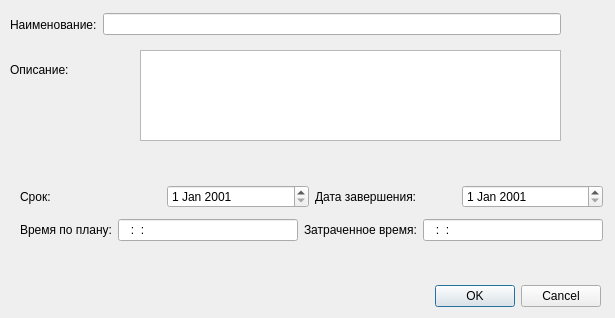
Old version of the form TasksAccounting/taskDialog.ui in the repository MishIvan/UbuntuProjects.
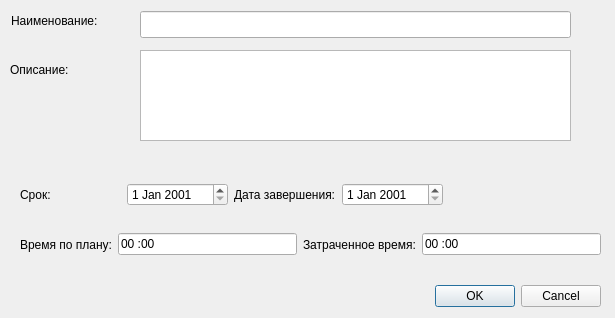
New version of the form. Icons and pictures are not drawn.

What changed in the file:
```diff
--- a/TasksAccounting/taskDialog.ui
+++ b/TasksAccounting/taskDialog.ui
@@ -51,7 +51,7 @@
     <rect>
      <x>140</x>
      <y>50</y>
-     <width>421</width>
+     <width>431</width>
      <height>91</height>
     </rect>
    </property>
@@ -61,12 +61,10 @@
     <rect>
      <x>20</x>
      <y>180</y>
-     <width>583</width>
-     <height>67</height>
+     <width>423</width>
+     <height>30</height>
     </rect>
    </property>
-   <layout class="QVBoxLayout" name="verticalLayout">
-    <item>
      <layout class="QHBoxLayout" name="horizontalLayout">
       <item>
        <widget class="QLabel" name="label_3">
@@ -105,8 +103,16 @@
        </widget>
       </item>
      </layout>
-    </item>
-    <item>
+  </widget>
+  <widget class="QWidget" name="layoutWidget">
+   <property name="geometry">
+    <rect>
+     <x>20</x>
+     <y>230</y>
+     <width>581</width>
+     <height>29</height>
+    </rect>
+   </property>
      <layout class="QHBoxLayout" name="horizontalLayout_2">
       <item>
        <widget class="QLabel" name="label_5">
@@ -118,7 +124,10 @@
       <item>
        <widget class="QLineEdit" name="m_planTime">
         <property name="inputMask">
-         <string>000:00:00</string>
+       <string>000:00</string>
+      </property>
+      <property name="text">
+       <string>00:00</string>
         </property>
        </widget>
       </item>
@@ -132,35 +141,40 @@
       <item>
        <widget class="QLineEdit" name="m_timeFact">
         <property name="inputMask">
-         <string>000:00:00</string>
-        </property>
+       <string>000:00</string>
+      </property>
+      <property name="text">
+       <string>00:00</string>
+      </property>
+      <property name="readOnly">
+       <bool>true</bool>
+      </property>
        </widget>
       </item>
      </layout>
-    </item>
-   </layout>
   </widget>
-  <widget class="QWidget" name="layoutWidget">
-   <property name="geometry">
-    <rect>
-     <x>10</x>
-     <y>10</y>
-     <width>551</width>
-     <height>29</height>
-    </rect>
-   </property>
-   <layout class="QHBoxLayout" name="horizontalLayout_3">
-    <item>
      <widget class="QLabel" name="label">
+   <property name="geometry">
+    <rect>
+     <x>11</x>
+     <y>11</y>
+     <width>118</width>
+     <height>19</height>
+    </rect>
+   </property>
       <property name="text">
        <string>Наименование:</string>
       </property>
      </widget>
-    </item>
-    <item>
-     <widget class="QLineEdit" name="lineEdit"/>
-    </item>
-   </layout>
+  <widget class="QLineEdit" name="m_name">
+   <property name="geometry">
+    <rect>
+     <x>140</x>
+     <y>11</y>
+     <width>431</width>
+     <height>27</height>
+    </rect>
+   </property>
   </widget>
  </widget>
  <tabstops>
```
Left out of the diff: 18 changed lines with no effect on the pictures. Lines whose indentation alone changed are shown as unchanged.
